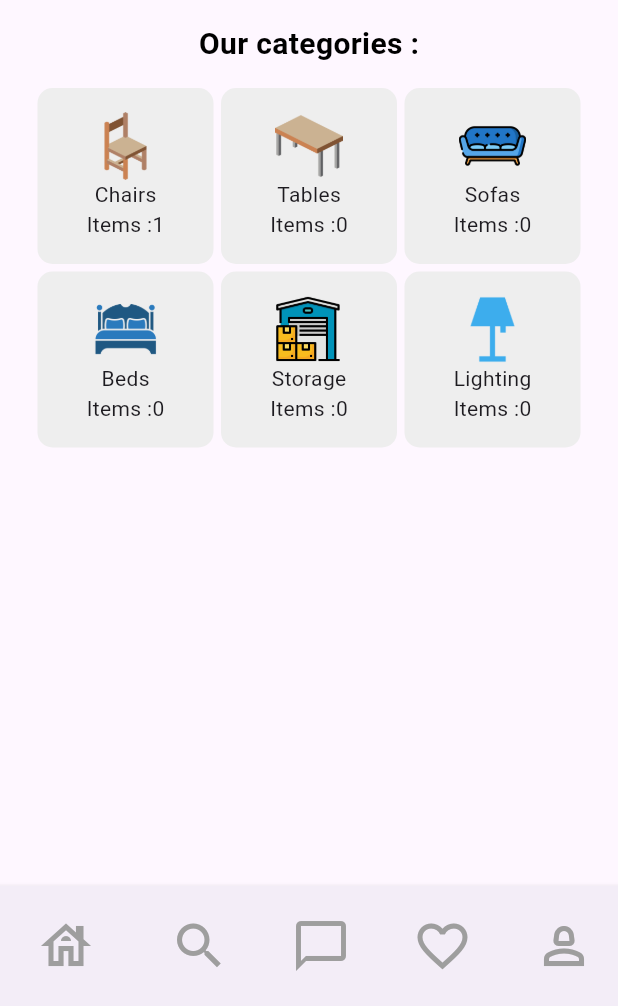
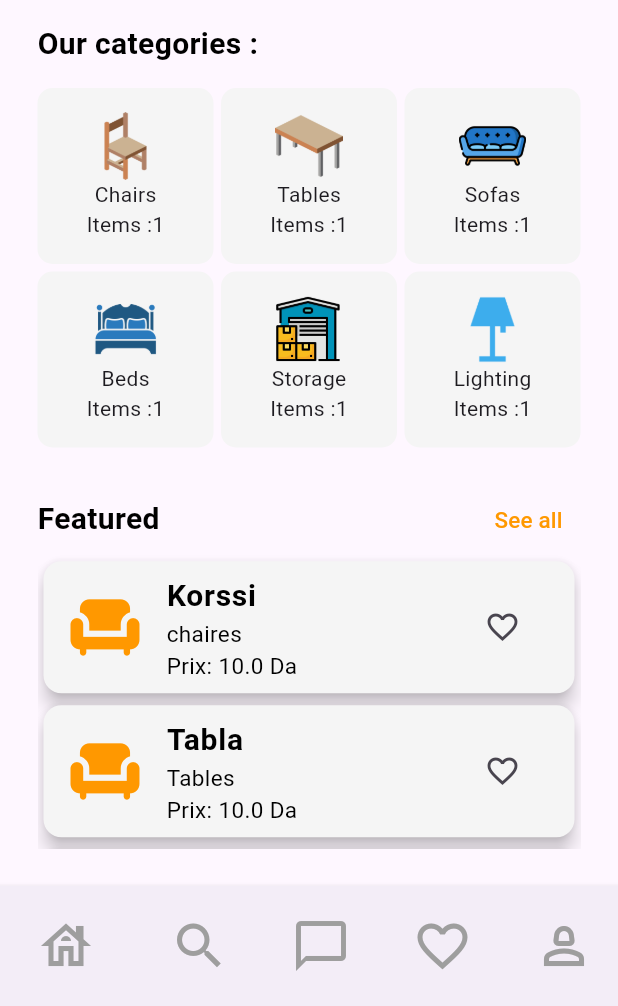
Before and after one commit to firass-a/furniture-, a Flutter app: the BuyerHomePage screen opened directly, on a phone screen of 412 x 824 dp, the part 230-1236 px from its top. Run offline on Flutter 3.47's test engine with Material 3 defaults, Android fonts, the phone set to English and light mode, and no system bars; our stand-ins replace flutter_riverpod, smooth_page_indicator.

Commit message:
finished buyer home page

```diff
--- a/meublili/lib/model/categories.dart
+++ b/meublili/lib/model/categories.dart
@@ -1,4 +1,4 @@
-import 'package:flutter/material.dart';
+
 import 'package:meublili/model/items.dart';
 
 class Category {
--- a/meublili/lib/model/items.dart
+++ b/meublili/lib/model/items.dart
@@ -1,15 +1,16 @@
-
 class Items {
   String? _itemName;
+ final String? _category;
   double? _itemPrice;
   String? _itemDescription;
 
-  Items(this._itemName, this._itemPrice, this._itemDescription);
+  Items(this._itemName, this._category,this._itemPrice, this._itemDescription);
 
   //getters
-  void get itemName => _itemName;
-  void get itemPrice => _itemPrice;
-  void get itemDescription => _itemDescription;
+  String? get itemName => _itemName;
+  double? get itemPrice => _itemPrice;
+  String? get itemDescription => _itemDescription;
+  String? get itCat => _category;
 
   //setters
 
--- a/meublili/lib/providers/categoriesprovider.dart
+++ b/meublili/lib/providers/categoriesprovider.dart
@@ -6,13 +6,23 @@ import 'package:meublili/model/items.dart';
 
 List<Category> catgories = [
   Category('assets/chair.png', "Chairs", [
-    Items("_itemName", 10.0, "_itemDescription"),
+    Items("Korssi", "chaires" , 10.0, "_itemDescription" ),
   ]),
-  Category('assets/table.png', "Tables", []),
-  Category('assets/seater-sofa.png', "Sofas", []),
-  Category('assets/bed.png', "Beds", []),
-  Category('assets/warehouse.png', "Storage", []),
-  Category('assets/lamp.png', "Lighting", []),
+  Category('assets/table.png', "Tables", [
+    Items("Tabla", "Tables" , 10.0, "_itemDescription"),
+  ]),
+  Category('assets/seater-sofa.png', "Sofas", [
+    Items("_itemName" , "chaires" ,10.0, "_itemDescription"),
+  ]),
+  Category('assets/bed.png', "Beds", [
+    Items("_itemName", "chaires" ,10.0, "_itemDescription"),
+  ]),
+  Category('assets/warehouse.png', "Storage", [
+    Items("_itemName", "chaires" ,10.0, "_itemDescription"),
+  ]),
+  Category('assets/lamp.png', "Lighting", [
+    Items("_itemName", "chaires" ,10.0, "_itemDescription"),
+  ]),
 ];
 
 final categoriesProvider = Provider((ref) {
--- a/meublili/lib/providers/itemsprovider.dart
+++ b/meublili/lib/providers/itemsprovider.dart
@@ -0,0 +1,14 @@
+import 'package:flutter_riverpod/flutter_riverpod.dart';
+import 'package:meublili/model/items.dart';
+
+List<Items> itemsList = [
+  Items("Korssi", "chaires", 10.0, "_itemDescription"),
+  Items("Tabla", "Tables", 10.0, "_itemDescription"),
+  Items("Tabla", "Tables", 10.0, "_itemDescription"),
+  Items("Tabla", "Tables", 10.0, "_itemDescription"),
+  Items("Tabla", "Tables", 10.0, "_itemDescription"),
+];
+
+final itemsProvider = Provider((ref) {
+  return itemsList;
+});
--- a/meublili/lib/view/buyerhomepage.dart
+++ b/meublili/lib/view/buyerhomepage.dart
@@ -1,7 +1,10 @@
 import 'package:flutter/material.dart';
 import 'package:flutter_riverpod/flutter_riverpod.dart';
 import 'package:meublili/providers/categoriesprovider.dart';
+import 'package:meublili/providers/itemsprovider.dart';
 import 'package:meublili/widgets/btbar.dart';
+import 'package:meublili/widgets/categories.dart';
+import 'package:meublili/widgets/featureditems.dart';
 
 class BuyerHomePage extends ConsumerWidget {
   const BuyerHomePage({super.key});
@@ -9,6 +12,7 @@ class BuyerHomePage extends ConsumerWidget {
   @override
   Widget build(BuildContext context, WidgetRef ref) {
     final categories = ref.watch(categoriesProvider);
+    final items = ref.watch(itemsProvider);
     return SafeArea(
       child: Scaffold(
         bottomNavigationBar: BottomAppBar(
@@ -19,6 +23,7 @@ class BuyerHomePage extends ConsumerWidget {
         body: Padding(
           padding: const EdgeInsets.all(25.0),
           child: Column(
+            crossAxisAlignment: CrossAxisAlignment.start,
             children: [
               Row(
                 mainAxisAlignment: MainAxisAlignment.spaceBetween,
@@ -60,6 +65,7 @@ class BuyerHomePage extends ConsumerWidget {
               SizedBox(height: 15),
               Text(
                 "Our categories :",
+                textAlign: TextAlign.start,
                 style: TextStyle(
                   fontSize: 20,
                   fontWeight: FontWeight.bold,
@@ -67,36 +73,36 @@ class BuyerHomePage extends ConsumerWidget {
                 ),
               ),
               SizedBox(height: 15),
+              Catgories(categories: categories),
+              SizedBox(height: 20),
               Expanded(
-                child: GridView.builder(
-                  gridDelegate: SliverGridDelegateWithFixedCrossAxisCount(
-                    crossAxisCount: 3,
-                    crossAxisSpacing: 5,
-                    mainAxisSpacing: 5,
-                  ),
-                  itemCount: categories.length,
-                  itemBuilder: (context, index) {
-                    final ctg = categories[index];
-
-                    return Container(
-                      height: 100,
-                      width: 100,
-                      decoration: BoxDecoration(
-                        color: Colors.grey[200],
-                        borderRadius: BorderRadius.circular(10),
-                      ),
-                      child: Center(
-                        child: Column(
-                          mainAxisAlignment: MainAxisAlignment.center,
-                          children: [
-                            Image.asset(ctg.categoImg!, height: 45, width: 45),
-                            Text(ctg.ctgName),
-                            Text("Items :${ctg.itemsList.length}"),
-                          ],
+                child: Column(
+                  children: [
+                    Row(
+                      mainAxisAlignment: MainAxisAlignment.spaceBetween,
+                      children: [
+                        Text(
+                          "Featured",
+                          style: TextStyle(
+                            fontSize: 20,
+                            fontWeight: FontWeight.bold,
+                            color: Colors.black,
+                          ),
                         ),
-                      ),
-                    );
-                  },
+                        TextButton(
+                          onPressed: () {},
+                          child: Text(
+                            "See all",
+                            style: TextStyle(
+                              color: Colors.orange,
+                              fontSize: 15,
+                            ),
+                          ),
+                        ),
+                      ],
+                    ),
+                    FeaturedItems(items: items),
+                  ],
                 ),
               ),
             ],
--- /dev/null
+++ b/meublili/lib/widgets/categories.dart
@@ -0,0 +1,49 @@
+
+
+import 'package:flutter/material.dart';
+import 'package:meublili/model/categories.dart';
+
+class Catgories extends StatelessWidget {
+  const Catgories({
+    super.key,
+    required this.categories,
+  });
+
+  final List<Category> categories;
+
+  @override
+  Widget build(BuildContext context) {
+    return Expanded(
+      child: GridView.builder(
+        gridDelegate: SliverGridDelegateWithFixedCrossAxisCount(
+          crossAxisCount: 3,
+          crossAxisSpacing: 5,
+          mainAxisSpacing: 5,
+        ),
+        itemCount: categories.length,
+        itemBuilder: (context, index) {
+          final ctg = categories[index];
+
+          return Container(
+            height: 100,
+            width: 100,
+            decoration: BoxDecoration(
+              color: Colors.grey[100],
+              borderRadius: BorderRadius.circular(10),
+            ),
+            child: Center(
+              child: Column(
+                mainAxisAlignment: MainAxisAlignment.center,
+                children: [
+                  Image.asset(ctg.categoImg!, height: 45, width: 45),
+                  Text(ctg.ctgName),
+                  Text("Items :${ctg.itemsList.length}"),
+                ],
+              ),
+            ),
+          );
+        },
+      ),
+    );
+  }
+}
--- /dev/null
+++ b/meublili/lib/widgets/featureditems.dart
@@ -0,0 +1,65 @@
+import 'package:flutter/material.dart';
+import 'package:meublili/model/items.dart';
+
+class FeaturedItems extends StatelessWidget {
+  const FeaturedItems({
+    super.key,
+    required this.items,
+  });
+
+  final List<Items> items;
+
+  @override
+  Widget build(BuildContext context) {
+    return Expanded(
+      child: ListView.builder(
+        itemCount: 5,
+        itemBuilder: (context, index) {
+          final its = items[index];
+          return Card(
+            color: Colors.grey[100],
+            elevation: 5.0,
+            child: ListTile(
+              leading: Icon(
+                Icons.chair,
+                size: 50,
+                color: Colors.orange,
+              ),
+              title: Text(
+                its.itemName!,
+                style: TextStyle(
+                  fontSize: 20,
+                  color: Colors.black,
+                  fontWeight: FontWeight.bold,
+                ),
+              ),
+              subtitle: Column(
+                crossAxisAlignment: CrossAxisAlignment.start,
+                children: [
+                  Text(
+                    its.itCat!,
+                    style: TextStyle(
+                      color: Colors.black,
+                      fontSize: 15,
+                    ),
+                  ),
+                  Text(
+                    "Prix: ${its.itemPrice} Da",
+                    style: TextStyle(
+                      color: Colors.black,
+                      fontSize: 15,
+                    ),
+                  ),
+                ],
+              ),
+              trailing: IconButton(
+                onPressed: () {},
+                icon: Icon(Icons.favorite_border),
+              ),
+            ),
+          );
+        },
+      ),
+    );
+  }
+}
```
